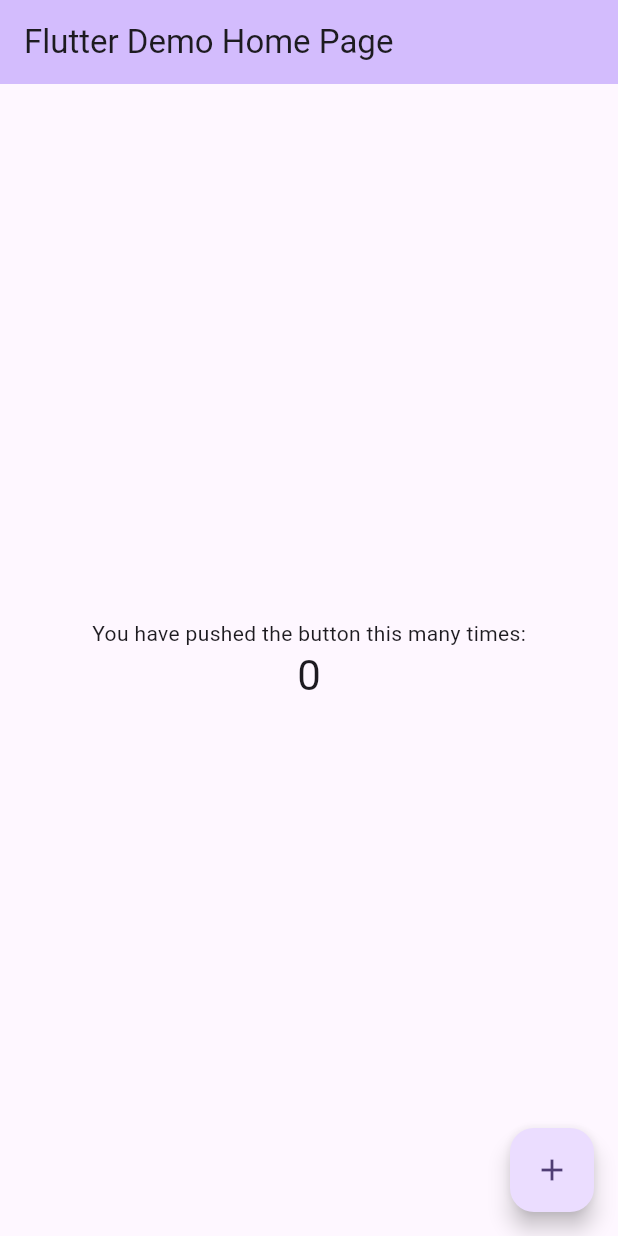
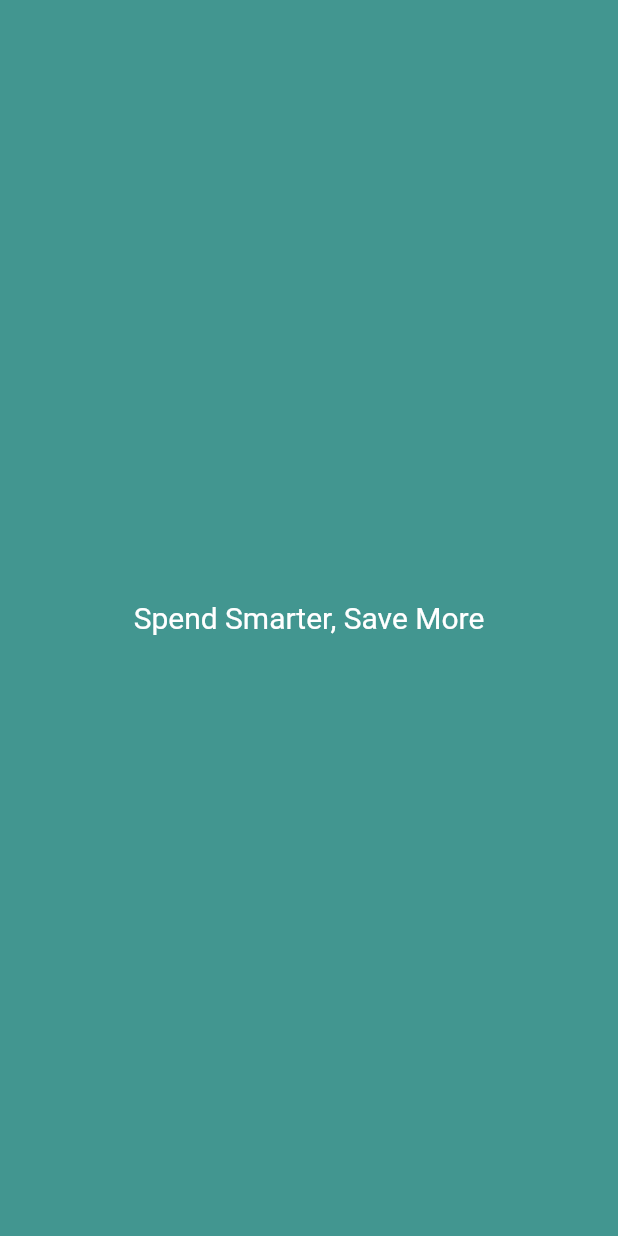
Before and after one commit to LowLevelClassALU2022J/expense_tracker-ui, a Flutter app: the first screen one second after launch, on a phone screen of 412 x 824 dp. Run offline on Flutter 3.47's test engine with Material 2 defaults, Android fonts, the phone set to English and light mode, and no system bars; our stand-ins replace cached_network_image, font_awesome_flutter, shared_preferences.

Commit message:
project architecure and regsitration screens

```diff
--- a/lib/main.dart
+++ b/lib/main.dart
@@ -1,4 +1,10 @@
+import 'package:expense_tracker/pages/signup_page.dart';
 import 'package:flutter/material.dart';
+import 'package:expense_tracker/pages/main_page.dart';
+import 'package:expense_tracker/screens/splash_screen.dart';
+import 'package:shared_preferences/shared_preferences.dart';
+import 'package:expense_tracker/pages/intro_page.dart';
+import 'package:expense_tracker/pages/login_page.dart';
 
 void main() {
   runApp(const MyApp());
@@ -7,119 +13,45 @@ void main() {
 class MyApp extends StatelessWidget {
   const MyApp({super.key});
 
-  // This widget is the root of your application.
-  @override
-  Widget build(BuildContext context) {
-    return MaterialApp(
-      title: 'Flutter Demo',
-      theme: ThemeData(
-        // This is the theme of your application.
-        //
-        // TRY THIS: Try running your application with "flutter run". You'll see
-        // the application has a blue toolbar. Then, without quitting the app,
-        // try changing the seedColor in the colorScheme below to Colors.green
-        // and then invoke "hot reload" (save your changes or press the "hot
-        // reload" button in a Flutter-supported IDE, or press "r" if you used
-        // the command line to start the app).
-        //
-        // Notice that the counter didn't reset back to zero; the application
-        // state is not lost during the reload. To reset the state, use hot
-        // restart instead.
-        //
-        // This works for code too, not just values: Most code changes can be
-        // tested with just a hot reload.
-        colorScheme: ColorScheme.fromSeed(seedColor: Colors.deepPurple),
-        useMaterial3: true,
-      ),
-      home: const MyHomePage(title: 'Flutter Demo Home Page'),
-    );
-  }
-}
-
-class MyHomePage extends StatefulWidget {
-  const MyHomePage({super.key, required this.title});
-
-  // This widget is the home page of your application. It is stateful, meaning
-  // that it has a State object (defined below) that contains fields that affect
-  // how it looks.
-
-  // This class is the configuration for the state. It holds the values (in this
-  // case the title) provided by the parent (in this case the App widget) and
-  // used by the build method of the State. Fields in a Widget subclass are
-  // always marked "final".
-
-  final String title;
-
-  @override
-  State<MyHomePage> createState() => _MyHomePageState();
-}
-
-class _MyHomePageState extends State<MyHomePage> {
-  int _counter = 0;
-
-  void _incrementCounter() {
-    setState(() {
-      // This call to setState tells the Flutter framework that something has
-      // changed in this State, which causes it to rerun the build method below
-      // so that the display can reflect the updated values. If we changed
-      // _counter without calling setState(), then the build method would not be
-      // called again, and so nothing would appear to happen.
-      _counter++;
-    });
+  Future<bool> checkFirstOpen() async {
+    await Future.delayed(const Duration(seconds: 2)); // simulate a delay
+    final prefs = await SharedPreferences.getInstance();
+    bool isFirstTime = prefs.getBool('first_time') ?? true;
+    if (isFirstTime) {
+      await prefs.setBool('first_time', false);
+    }
+    return isFirstTime;
   }
 
   @override
   Widget build(BuildContext context) {
-    // This method is rerun every time setState is called, for instance as done
-    // by the _incrementCounter method above.
-    //
-    // The Flutter framework has been optimized to make rerunning build methods
-    // fast, so that you can just rebuild anything that needs updating rather
-    // than having to individually change instances of widgets.
-    return Scaffold(
-      appBar: AppBar(
-        // TRY THIS: Try changing the color here to a specific color (to
-        // Colors.amber, perhaps?) and trigger a hot reload to see the AppBar
-        // change color while the other colors stay the same.
-        backgroundColor: Theme.of(context).colorScheme.inversePrimary,
-        // Here we take the value from the MyHomePage object that was created by
-        // the App.build method, and use it to set our appbar title.
-        title: Text(widget.title),
+    return MaterialApp(
+      title: 'My App',
+      theme: ThemeData(
+        primaryColor: const Color(0xFF429690),
       ),
-      body: Center(
-        // Center is a layout widget. It takes a single child and positions it
-        // in the middle of the parent.
-        child: Column(
-          // Column is also a layout widget. It takes a list of children and
-          // arranges them vertically. By default, it sizes itself to fit its
-          // children horizontally, and tries to be as tall as its parent.
-          //
-          // Column has various properties to control how it sizes itself and
-          // how it positions its children. Here we use mainAxisAlignment to
-          // center the children vertically; the main axis here is the vertical
-          // axis because Columns are vertical (the cross axis would be
-          // horizontal).
-          //
-          // TRY THIS: Invoke "debug painting" (choose the "Toggle Debug Paint"
-          // action in the IDE, or press "p" in the console), to see the
-          // wireframe for each widget.
-          mainAxisAlignment: MainAxisAlignment.center,
-          children: <Widget>[
-            const Text(
-              'You have pushed the button this many times:',
+      initialRoute: '/', // This tells the app to start with the route named '/'
+      routes: {
+        '/': (context) => FutureBuilder<bool>(
+              future: checkFirstOpen(),
+              builder: (context, snapshot) {
+                if (snapshot.connectionState == ConnectionState.waiting) {
+                  return const SplashScreen(); // Show SplashScreen until future is resolved
+                } else {
+                  return snapshot.data == true
+                      ? const IntroPage()
+                      : const MainPage(); // Navigate to IntroScreen if it's the first time, else go to LoginScreen
+                }
+              },
             ),
-            Text(
-              '$_counter',
-              style: Theme.of(context).textTheme.headlineMedium,
-            ),
-          ],
-        ),
-      ),
-      floatingActionButton: FloatingActionButton(
-        onPressed: _incrementCounter,
-        tooltip: 'Increment',
-        child: const Icon(Icons.add),
-      ), // This trailing comma makes auto-formatting nicer for build methods.
+        '/login': (context) => const LoginPage(),
+        '/intro': (context) => const IntroPage(),
+        '/main': (context) => const MainPage(),
+        '/splash': (context) => const SplashScreen(),
+        '/signup': (context) => SignupPage(),
+        '/settings': (context) =>
+            const MainPage(), // Navigate to MainPage on settings
+      },
     );
   }
 }
--- /dev/null
+++ b/lib/screens/splash_screen.dart
@@ -0,0 +1,20 @@
+import 'package:flutter/material.dart';
+
+class SplashScreen extends StatelessWidget {
+  const SplashScreen({super.key});
+
+  @override
+  Widget build(BuildContext context) {
+    return Scaffold(
+      body: Container(
+        color: Theme.of(context).primaryColor,
+        child: const Center(
+          child: Text(
+            'Spend Smarter, Save More',
+            style: TextStyle(color: Colors.white, fontSize: 20),
+          ),
+        ),
+      ),
+    );
+  }
+}
--- a/pubspec.yaml
+++ b/pubspec.yaml
@@ -30,6 +30,10 @@ environment:
 dependencies:
   flutter:
     sdk: flutter
+  shared_preferences: ^2.0.8
+  cached_network_image: ^3.1.0
+  font_awesome_flutter: "^9.2.0"
+
 
 
   # The following adds the Cupertino Icons font to your application.
```
Also changed, not shown: lib/pages/intro_page.dart (added, +35 -0 lines), lib/pages/login_page.dart (added, +72 -0 lines), lib/pages/main_page.dart (added, +105 -0 lines), lib/pages/signup_page.dart (added, +90 -0 lines), lib/screens/expense_screen.dart (added, +12 -0 lines), lib/screens/home_screen.dart (added, +12 -0 lines), lib/screens/income_screen.dart (added, +12 -0 lines), lib/screens/reports_screen.dart (added, +12 -0 lines), lib/widgets/bottom_navigation_widget.dart (added, +50 -0 lines), lib/widgets/top_navigation_widget.dart (added, +27 -0 lines), assets/images/intro.png (added), lib/widgets/credit_card_widget.dart (added), pubspec.lock, 1 other file.
